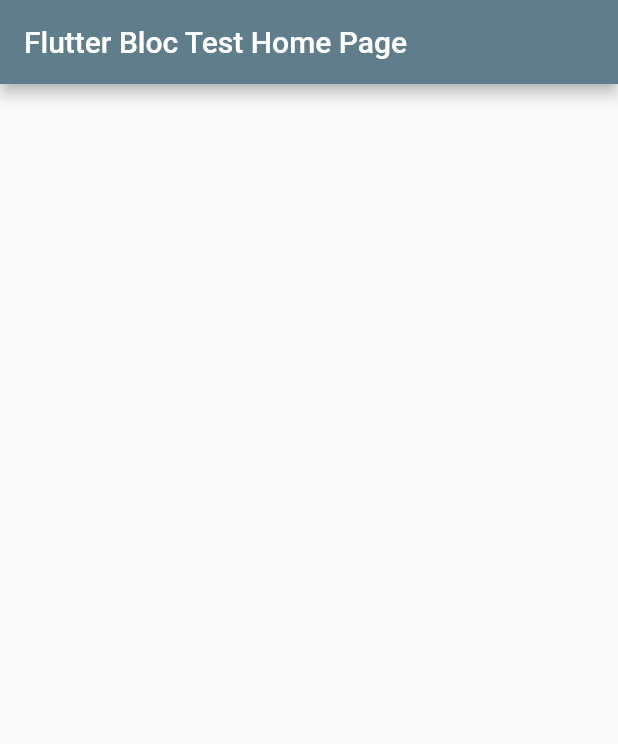
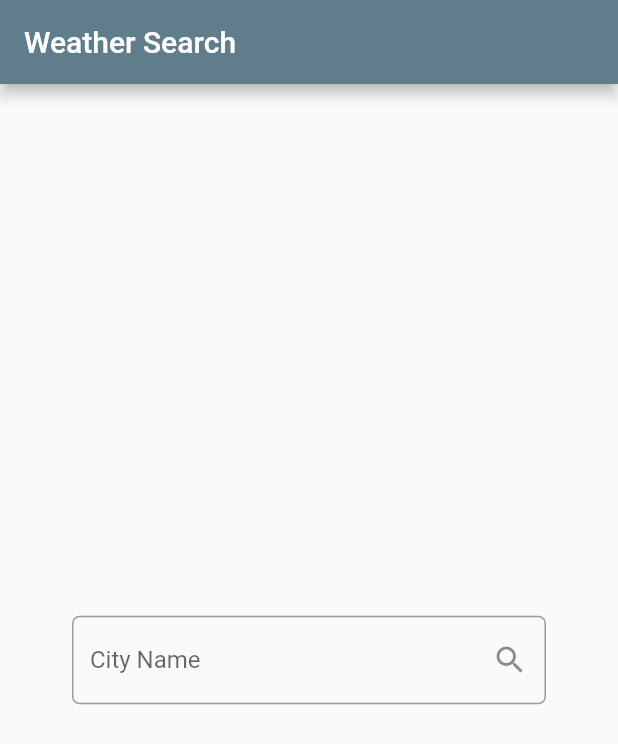
Before and after one commit to hamed-rezaee/flutter_bloc_test, a Flutter app: the screen it shows after launch, on a phone screen of 412 x 824 dp. Shown: the top 744 px of the screen. Run offline on Flutter 3.47's test engine with Material 2 defaults, Android fonts, the phone set to English and light mode, and no system bars; our stand-ins replace bloc, equatable, flutter_bloc.

Commit message:
- add weather and related bloc

```diff
--- /dev/null
+++ b/lib/bloc/weather_bloc.dart
@@ -0,0 +1,37 @@
+import 'dart:async';
+import 'package:bloc/bloc.dart';
+import 'package:flutter_bloc_test/data/weather_repository.dart';
+import 'package:flutter_bloc_test/exceptions/network_error.dart';
+import 'package:meta/meta.dart';
+
+import 'package:flutter_bloc_test/data/models/weather.dart';
+
+part 'weather_event.dart';
+part 'weather_state.dart';
+
+class WeatherBloc extends Bloc<WeatherEvent, WeatherState> {
+  final WeatherRepository repository;
+
+  WeatherBloc(this.repository) : super(WeatherInitialState());
+
+  @override
+  Stream<WeatherState> mapEventToState(
+    WeatherEvent event,
+  ) async* {
+    yield WeatherLoadingState();
+
+    try {
+      Weather weather;
+
+      if (event is GetWeatherEvent) {
+        weather = await repository.fetchWeather(event.cityName);
+      } else if (event is GetDetailWeatherEvent) {
+        weather = await repository.fetchDetailWeather(event.cityName);
+      }
+
+      yield WeatherLoadedState(weather);
+    } on NetworkError {
+      yield WeatherErrorState('Network Error...');
+    }
+  }
+}
--- /dev/null
+++ b/lib/bloc/weather_event.dart
@@ -0,0 +1,22 @@
+part of 'weather_bloc.dart';
+
+@immutable
+abstract class WeatherEvent {}
+
+class GetWeatherEvent extends WeatherEvent {
+  final String cityName;
+
+  GetWeatherEvent(this.cityName);
+
+  @override
+  String toString() => runtimeType.toString();
+}
+
+class GetDetailWeatherEvent extends WeatherEvent {
+  final String cityName;
+
+  GetDetailWeatherEvent(this.cityName);
+
+  @override
+  String toString() => runtimeType.toString();
+}
--- /dev/null
+++ b/lib/bloc/weather_state.dart
@@ -0,0 +1,32 @@
+part of 'weather_bloc.dart';
+
+@immutable
+abstract class WeatherState {}
+
+class WeatherInitialState extends WeatherState {
+  @override
+  String toString() => runtimeType.toString();
+}
+
+class WeatherLoadingState extends WeatherState {
+  @override
+  String toString() => runtimeType.toString();
+}
+
+class WeatherLoadedState extends WeatherState {
+  final Weather weather;
+
+  WeatherLoadedState(this.weather);
+
+  @override
+  String toString() => runtimeType.toString();
+}
+
+class WeatherErrorState extends WeatherState {
+  final String message;
+
+  WeatherErrorState(this.message);
+
+  @override
+  String toString() => runtimeType.toString();
+}
--- /dev/null
+++ b/lib/data/models/weather.dart
@@ -0,0 +1,21 @@
+import 'package:equatable/equatable.dart';
+import 'package:flutter/foundation.dart';
+
+class Weather extends Equatable {
+  final String cityName;
+  final double temperatureCelsius;
+  final double temperatureFahrenheit;
+
+  Weather({
+    @required this.cityName,
+    @required this.temperatureCelsius,
+    this.temperatureFahrenheit,
+  });
+
+  @override
+  List<Object> get props => [
+        cityName,
+        temperatureCelsius,
+        temperatureFahrenheit,
+      ];
+}
--- /dev/null
+++ b/lib/data/weather_repository.dart
@@ -0,0 +1,39 @@
+import 'dart:math';
+
+import 'package:flutter_bloc_test/data/models/weather.dart';
+import 'package:flutter_bloc_test/exceptions/network_error.dart';
+
+abstract class WeatherRepository {
+  Future<Weather> fetchWeather(String cityName);
+  Future<Weather> fetchDetailWeather(String cityName);
+}
+
+class FakeWeatherRepository implements WeatherRepository {
+  double _cachedTempCelsius;
+  @override
+  Future<Weather> fetchWeather(String cityName) =>
+      Future.delayed(Duration(seconds: 1), () {
+        final random = Random();
+
+        if (random.nextBool()) {
+          throw NetworkError();
+        }
+
+        _cachedTempCelsius = 20 + random.nextInt(15) + random.nextDouble();
+
+        return Weather(
+          cityName: cityName,
+          temperatureCelsius: _cachedTempCelsius,
+        );
+      });
+
+  @override
+  Future<Weather> fetchDetailWeather(String cityName) => Future.delayed(
+        Duration(seconds: 1),
+        () => Weather(
+          cityName: cityName,
+          temperatureCelsius: _cachedTempCelsius,
+          temperatureFahrenheit: _cachedTempCelsius * 1.8 + 32,
+        ),
+      );
+}
--- /dev/null
+++ b/lib/exceptions/network_error.dart
@@ -0,0 +1 @@
+class NetworkError extends Error {}
--- a/lib/home_page.dart
+++ /dev/null
@@ -1,22 +0,0 @@
-import 'package:flutter/material.dart';
-
-class HomePage extends StatefulWidget {
-  HomePage({Key key, this.title}) : super(key: key);
-
-  final String title;
-
-  @override
-  _HomePageState createState() => _HomePageState();
-}
-
-class _HomePageState extends State<HomePage> {
-  @override
-  Widget build(BuildContext context) {
-    return Scaffold(
-      appBar: AppBar(
-        title: Text(widget.title),
-      ),
-      body: Center(),
-    );
-  }
-}
--- a/lib/main.dart
+++ b/lib/main.dart
@@ -1,6 +1,9 @@
 import 'package:flutter/material.dart';
+import 'package:flutter_bloc/flutter_bloc.dart';
 
-import 'package:flutter_bloc_test/home_page.dart';
+import 'package:flutter_bloc_test/bloc/weather_bloc.dart';
+import 'package:flutter_bloc_test/data/weather_repository.dart';
+import 'package:flutter_bloc_test/pages/weather_search_page.dart';
 
 void main() => runApp(App());
 
@@ -13,7 +16,10 @@ class App extends StatelessWidget {
         primarySwatch: Colors.blueGrey,
         visualDensity: VisualDensity.adaptivePlatformDensity,
       ),
-      home: HomePage(title: 'Flutter Bloc Test Home Page'),
+      home: BlocProvider(
+        create: (BuildContext context) => WeatherBloc(FakeWeatherRepository()),
+        child: WeatherSearchPage(),
+      ),
     );
   }
 }
--- /dev/null
+++ b/lib/pages/weather_detail_page.dart
@@ -0,0 +1,67 @@
+import 'package:flutter/material.dart';
+import 'package:flutter_bloc/flutter_bloc.dart';
+
+import 'package:flutter_bloc_test/bloc/weather_bloc.dart';
+import 'package:flutter_bloc_test/data/models/weather.dart';
+
+class WeatherDetailPage extends StatefulWidget {
+  final Weather weather;
+
+  const WeatherDetailPage({Key key, this.weather}) : super(key: key);
+
+  @override
+  _WeatherDetailPageState createState() => _WeatherDetailPageState();
+}
+
+class _WeatherDetailPageState extends State<WeatherDetailPage> {
+  @override
+  void didChangeDependencies() {
+    super.didChangeDependencies();
+
+    BlocProvider.of<WeatherBloc>(context).add(
+      GetDetailWeatherEvent(widget.weather.cityName),
+    );
+  }
+
+  @override
+  Widget build(BuildContext context) {
+    return Scaffold(
+      appBar: AppBar(
+        title: Text('Weather Detail'),
+      ),
+      body: Container(
+        padding: const EdgeInsets.symmetric(vertical: 16.0),
+        alignment: Alignment.center,
+        child: BlocBuilder<WeatherBloc, WeatherState>(
+          builder: (BuildContext context, WeatherState state) {
+            if (state is WeatherLoadedState) {
+              return _buildColumnWithData(state.weather);
+            }
+
+            return _buildLoading();
+          },
+        ),
+      ),
+    );
+  }
+
+  Widget _buildLoading() => Center(child: CircularProgressIndicator());
+
+  Widget _buildColumnWithData(Weather weather) => Column(
+        mainAxisAlignment: MainAxisAlignment.spaceEvenly,
+        children: <Widget>[
+          Text(
+            weather.cityName,
+            style: TextStyle(fontSize: 32.0, fontWeight: FontWeight.w800),
+          ),
+          Text(
+            '${weather.temperatureCelsius.toStringAsFixed(1)} °C',
+            style: TextStyle(fontSize: 64.0),
+          ),
+          Text(
+            '${weather.temperatureFahrenheit.toStringAsFixed(1)} °F',
+            style: TextStyle(fontSize: 64.0),
+          ),
+        ],
+      );
+}
--- /dev/null
+++ b/lib/pages/weather_search_page.dart
@@ -0,0 +1,85 @@
+import 'package:flutter/material.dart';
+import 'package:flutter_bloc/flutter_bloc.dart';
+import 'package:flutter_bloc_test/bloc/weather_bloc.dart';
+
+import 'package:flutter_bloc_test/data/models/weather.dart';
+import 'package:flutter_bloc_test/pages/weather_detail_page.dart';
+import 'package:flutter_bloc_test/widgets/city_input_field.dart';
+
+class WeatherSearchPage extends StatelessWidget {
+  const WeatherSearchPage({Key key}) : super(key: key);
+
+  @override
+  Widget build(BuildContext context) {
+    return Scaffold(
+      appBar: AppBar(
+        title: Text('Weather Search'),
+      ),
+      body: Container(
+        padding: const EdgeInsets.symmetric(vertical: 16.0),
+        alignment: Alignment.center,
+        child: BlocListener<WeatherBloc, WeatherState>(
+          listener: (BuildContext context, WeatherState state) {
+            if (state is WeatherErrorState) {
+              Scaffold.of(context).showSnackBar(
+                SnackBar(content: Text(state.message)),
+              );
+            }
+          },
+          child: BlocBuilder<WeatherBloc, WeatherState>(
+            builder: (BuildContext context, WeatherState state) {
+              if (state is WeatherInitialState) {
+                return _buildInitialInput(context);
+              } else if (state is WeatherLoadingState) {
+                return _buildLoading();
+              } else if (state is WeatherLoadedState) {
+                return _buildColumnWithData(context, state.weather);
+              }
+
+              return _buildInitialInput(context);
+            },
+          ),
+        ),
+      ),
+    );
+  }
+
+  Widget _buildInitialInput(BuildContext context) => Center(
+        child: CityInputField(
+          onSubmit: (String cityName) => BlocProvider.of<WeatherBloc>(context)
+              .add(GetWeatherEvent(cityName)),
+        ),
+      );
+
+  Widget _buildLoading() => Center(child: CircularProgressIndicator());
+
+  Widget _buildColumnWithData(BuildContext context, Weather weather) => Column(
+        mainAxisAlignment: MainAxisAlignment.spaceEvenly,
+        children: <Widget>[
+          Text(
+            weather.cityName,
+            style: TextStyle(fontSize: 32.0, fontWeight: FontWeight.w800),
+          ),
+          Text(
+            '${weather.temperatureCelsius.toStringAsFixed(1)} °c',
+            style: TextStyle(fontSize: 64.0),
+          ),
+          RaisedButton(
+            color: Theme.of(context).primaryColor,
+            child: Text(
+              'See Details',
+              style: TextStyle(color: Colors.white),
+            ),
+            onPressed: () => Navigator.of(context).push(
+              MaterialPageRoute(
+                builder: (_) => BlocProvider.value(
+                  value: BlocProvider.of<WeatherBloc>(context),
+                  child: WeatherDetailPage(weather: weather),
+                ),
+              ),
+            ),
+          ),
+          _buildInitialInput(context)
+        ],
+      );
+}
--- /dev/null
+++ b/lib/widgets/city_input_field.dart
@@ -0,0 +1,23 @@
+import 'package:flutter/material.dart';
+
+class CityInputField extends StatelessWidget {
+  final Function(String cityName) onSubmit;
+
+  const CityInputField({Key key, @required this.onSubmit}) : super(key: key);
+
+  @override
+  Widget build(BuildContext context) {
+    return Padding(
+      padding: const EdgeInsets.symmetric(horizontal: 48.0),
+      child: TextField(
+        textInputAction: TextInputAction.search,
+        decoration: InputDecoration(
+          hintText: 'City Name',
+          border: OutlineInputBorder(borderRadius: BorderRadius.circular(5.0)),
+          suffixIcon: Icon(Icons.search),
+        ),
+        onSubmitted: (String cityName) => onSubmit(cityName),
+      ),
+    );
+  }
+}
--- a/pubspec.yaml
+++ b/pubspec.yaml
@@ -11,6 +11,8 @@ environment:
 dependencies:
   flutter:
     sdk: flutter
+  flutter_bloc: ^5.0.0
+  equatable: ^1.2.0
 
   cupertino_icons: ^0.1.3
 
```
Also changed, not shown: pubspec.lock.
